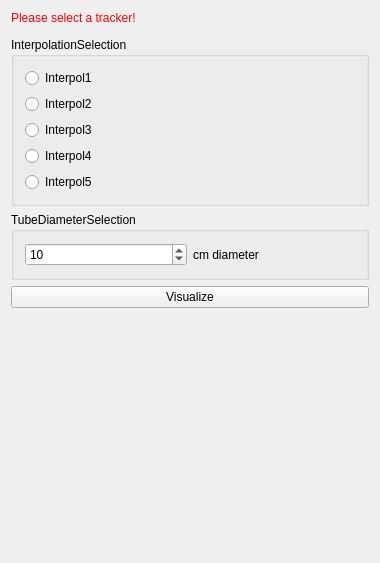
Before: the Qt Designer form Plugins/org.mitk.gui.qt.endoscopevisualization/src/internal/EndoscopeVisualizationControls.ui in heinpa02/EndoscopeVisualizationPlugin, drawn with Qt 5.
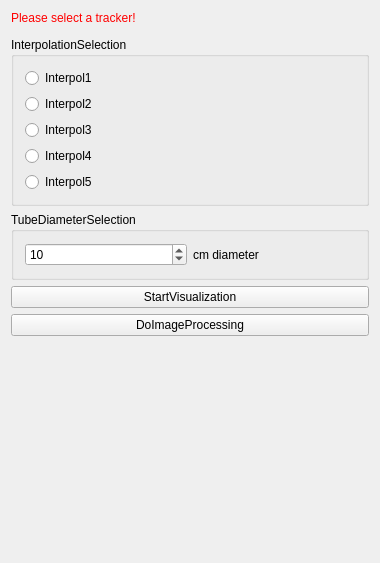
After: the same form once the commit is applied. Custom widgets are drawn as their Qt base class.

Commit message: create timer to update tracking data + extract tracking data

```diff
--- a/Plugins/org.mitk.gui.qt.endoscopevisualization/src/internal/EndoscopeVisualizationControls.ui
+++ b/Plugins/org.mitk.gui.qt.endoscopevisualization/src/internal/EndoscopeVisualizationControls.ui
@@ -112,10 +112,17 @@
      </layout>
     </widget>
    </item>
+   <item>
+    <widget class="QPushButton" name="buttonStartVisualization">
+     <property name="text">
+      <string>StartVisualization</string>
+     </property>
+    </widget>
+   </item>
    <item>
     <widget class="QPushButton" name="buttonPerformImageProcessing">
      <property name="text">
-      <string>Visualize</string>
+      <string>DoImageProcessing</string>
      </property>
     </widget>
    </item>
```
The commit also changes 2 other files.
